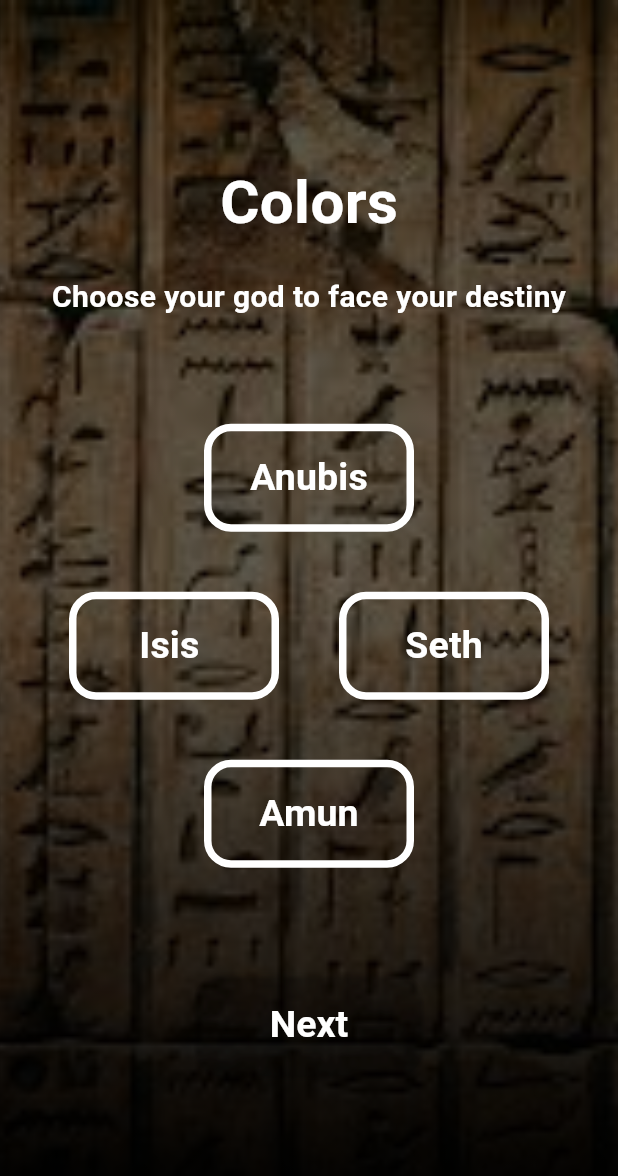
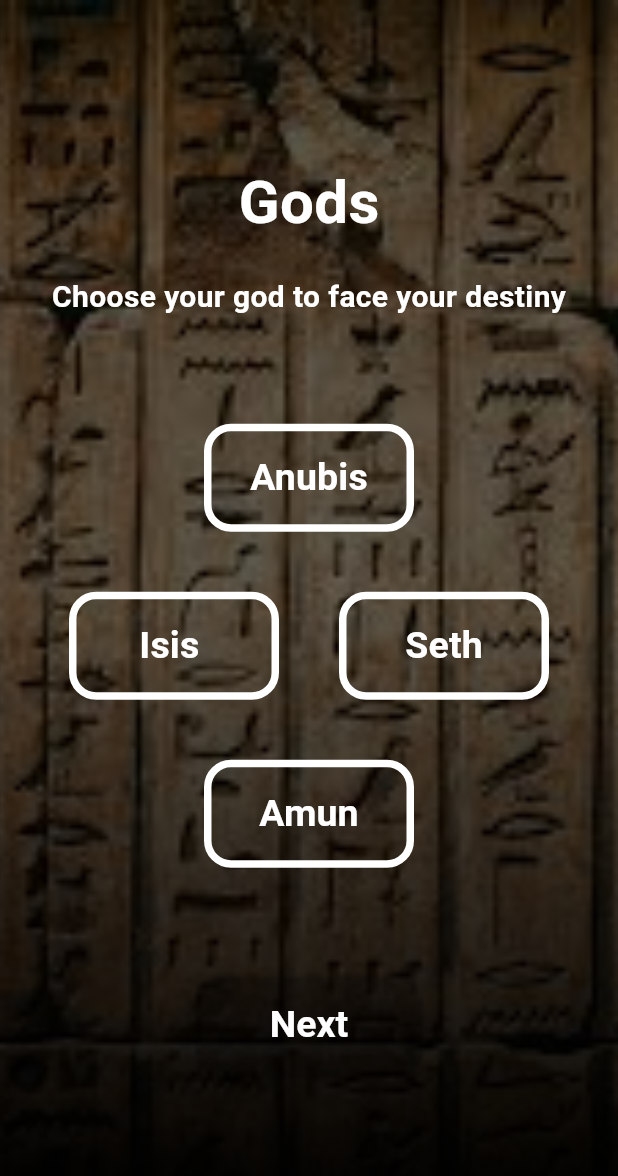
Before and after one commit to shegzibar/Amara, a Flutter app: the ColorSelection screen opened directly, on a phone screen of 412 x 824 dp. Shown: the top 1176 px of the screen. Run offline on Flutter 3.47's test engine with Material 3 defaults, Android fonts, the light colour scheme and no system bars; our stand-ins replace audioplayers, flutter_tts, google_fonts, google_generative_ai, speech_to_text; missing offline and left inert: arcore_flutter_plugin.

Commit message:
Update card_screen.dart

```diff
--- a/lib/card_screen.dart
+++ b/lib/card_screen.dart
@@ -43,7 +43,7 @@ class ColorSelection extends StatelessWidget {
             mainAxisAlignment: MainAxisAlignment.center,
             children: [
               Text(
-                "Colors",
+                "Gods",
                 style: TextStyle(
                   decoration: TextDecoration.none,
                   fontSize: 40,
```
